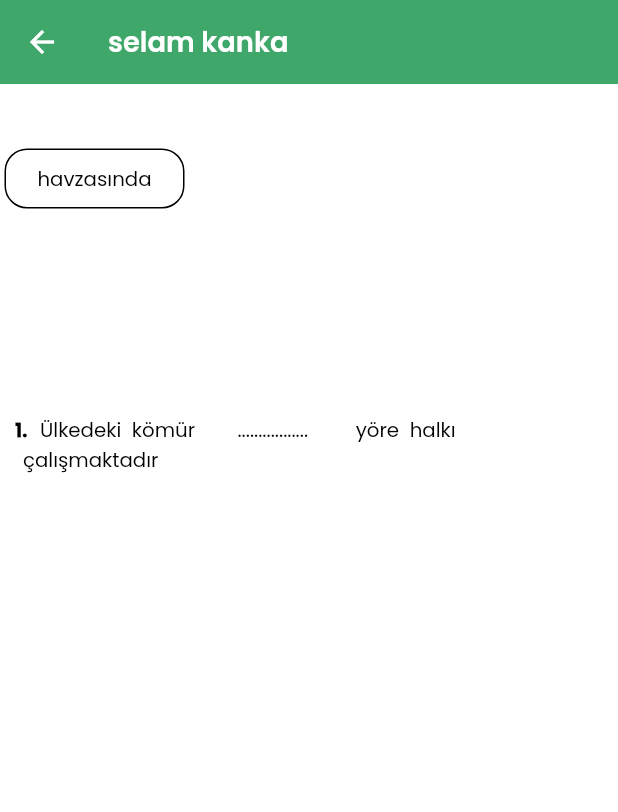
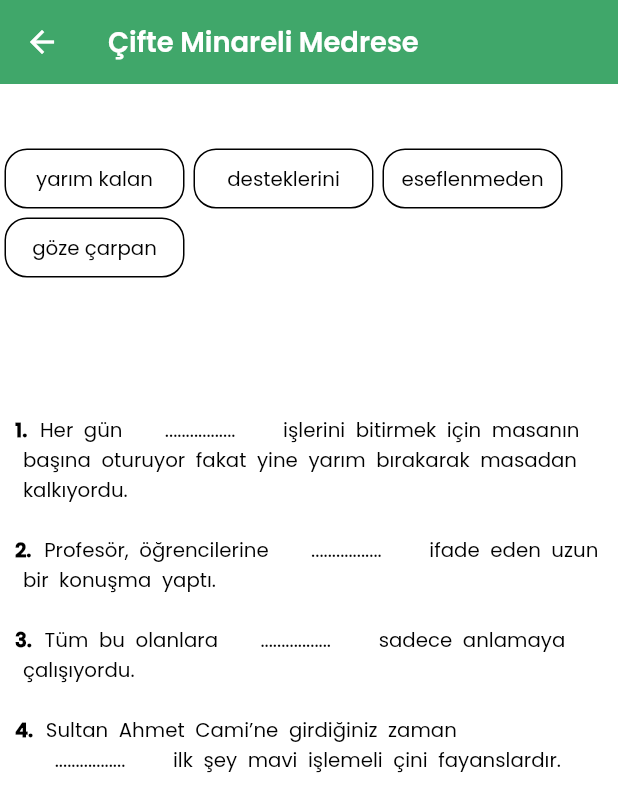
Before and after one commit to burakcetn/e_kitap, a Flutter app: the screen it shows after launch, after a tap on the "question mark" icon, on a phone screen of 412 x 824 dp. Shown: the top 812 px of the screen. Run offline on Flutter 3.47's test engine with Material 2 defaults, Android fonts, the phone set to English and light mode, and no system bars; our stand-ins replace audioplayers, awesome_notifications, dio, dropdown_button2, firebase_core, firebase_messaging and 8 more; missing offline and left inert: flutter_dialogs, squiggly_slider; accounts and stored records are empty.

Commit message:
soru cevap

```diff
--- a/lib/app/data/books.dart
+++ b/lib/app/data/books.dart
@@ -7,7 +7,7 @@ const _booksAll = [
     "name": "Akdamar Kilisesi",
     "bookPath": "assets/books/akdamar_kilisesi.json",
     "audioPath": "audios/akdamar_kilisesi.m4a",
-    "question": "quiz1"
+    "question": "quiz8"
   },
   {
     "name": "Akçakoca Denizkızı Efsanesi",
@@ -18,77 +18,111 @@ const _booksAll = [
   {
     "name": "Arap Baba",
     "bookPath": "assets/books/ayakbast_mevki.json",
-    "audioPath": "audios/Arap Baba.m4a"
+    "audioPath": "audios/Arap Baba.m4a",
+    "question": "quiz10"
   },
   {
     "name": "Ayakbastı Mevki",
     "bookPath": "assets/books/ayakbast_mevki.json",
-    "audioPath": "audios/Ayakbastı Mevki.m4a"
+    "audioPath": "audios/Ayakbastı Mevki.m4a",
+    "question": "quiz13"
   },
   {
     "name": "Aynalı Magara",
     "bookPath": "assets/books/aynal_Magara.json",
-    "audioPath": "audios/Aynalı Magara.m4a"
+    "audioPath": "audios/Aynalı Magara.m4a",
+    "question": "quiz14"
   },
   {
     "name": "Agrı dağı efsanesi",
     "bookPath": "",
-    "audioPath": "audios/Agri_dagi_efsanesi.m4a"
+    "audioPath": "audios/Agri_dagi_efsanesi.m4a",
+    "question": "quiz1"
   },
   {
     "name": "Balıklı Göl ve İğde Ağacı",
     "bookPath": "assets/books/balikli_gol_ve_Igde_agac.json",
-    "audioPath": "audios/Balıklı Göl ve İğde Ağacı.m4a"
+    "audioPath": "audios/Balıklı Göl ve İğde Ağacı.m4a",
+    "question": "quiz19"
   },
   {
     "name": "Cumalıkızık Cin Aralığı",
     "bookPath": "assets/books/cumalkzk_cin_aralg.json",
-    "audioPath": "audios/Cumalıkızık Cin Aralığı.m4a"
+    "audioPath": "audios/Cumalıkızık Cin Aralığı.m4a",
+    "question": "quiz9"
   },
   {
     "name": "Görmeli Köprüsü",
     "bookPath": "",
-    "audioPath": "audios/Görmeli Köprüsü.m4a"
+    "audioPath": "audios/Görmeli Köprüsü.m4a",
+    "question": "quiz11"
   },
-  {"name": "Kıztaşı", "bookPath": "", "audioPath": "audios/Kıztaşı.m4a"},
+  {
+    "name": "Kıztaşı",
+    "bookPath": "",
+    "audioPath": "audios/Kıztaşı.m4a",
+    "question": "quiz5"
+  },
   {
     "name": "Munzur Baba",
     "bookPath": "",
-    "audioPath": "audios/Munzur Baba.m4a"
+    "audioPath": "audios/Munzur Baba.m4a",
+    "question": "quiz15"
   },
   {
     "name": "Pamukkale Efsanesi",
     "bookPath": "",
-    "audioPath": "audios/Pamukkale Efsanesi.m4a"
+    "audioPath": "audios/Pamukkale Efsanesi.m4a",
+    "question": "quiz3"
   },
   {
     "name": "Sarıkız Efsanesi",
     "bookPath": "",
-    "audioPath": "audios/Sarıkız Efsanesi.m4a"
+    "audioPath": "audios/Sarıkız Efsanesi.m4a",
+    "question": "quiz6"
   },
   {
     "name": "Ses Çıkarmayan kurbağalar",
     "bookPath": "",
-    "audioPath": "audios/Ses Çıkarmayan kurbağalar.m4a"
+    "audioPath": "audios/Ses Çıkarmayan kurbağalar.m4a",
+    "question": "quiz7"
   },
   {
     "name": "Söylemez Baba",
     "bookPath": "",
-    "audioPath": "audios/Söylemez Baba.m4a"
+    "audioPath": "audios/Söylemez Baba.m4a",
+    "question": "quiz16"
   },
-  {"name": "Ulu Burnu", "bookPath": "", "audioPath": "audios/Ulu Burnu.m4a"},
+  {
+    "name": "Ulu Burnu",
+    "bookPath": "",
+    "audioPath": "audios/Ulu Burnu.m4a",
+    "question": "quiz12"
+  },
   {
     "name": "Yusufçuk Kuşu",
     "bookPath": "",
-    "audioPath": "audios/Yusufçuk Kuşu.m4a"
+    "audioPath": "audios/Yusufçuk Kuşu.m4a",
+    "question": "quiz18"
   },
-  {"name": "Çeç Daği", "bookPath": "", "audioPath": "audios/Çeç Daği.m4a"},
+  {
+    "name": "Çeç Daği",
+    "bookPath": "",
+    "audioPath": "audios/Çeç Daği.m4a",
+    "question": "quiz17"
+  },
   {
     "name": "Çifte Minareli Medrese",
     "bookPath": "",
-    "audioPath": "audios/Çifte Minareli Medrese.m4a"
+    "audioPath": "audios/Çifte Minareli Medrese.m4a",
+    "question": "quiz20"
   },
-  {"name": "Şahmeran", "bookPath": "", "audioPath": "audios/Şahmeran.m4a"}
+  {
+    "name": "Şahmeran",
+    "bookPath": "",
+    "audioPath": "audios/Şahmeran.m4a",
+    "question": "quiz4"
+  }
 ];
 
 final bookList = bookModelFromJson(_booksAll);
--- a/lib/app/data/models/question/question_model.dart
+++ b/lib/app/data/models/question/question_model.dart
@@ -33,9 +33,7 @@ class QuestionManager {
   }
   List<QuestionModel> quiz = [];
   void load() {
-    QuestionModel model = QuestionModel(
-        "Aşağıdaki kelimeleri anlam ve bağlamına uygun olarak cümlelere yerleştiriniz.",
-        "quiz1");
+    QuestionModel model = QuestionModel("Ağrı Dağı Efsanesi", "quiz1");
     quiz.add(model);
     model.add(
       QuestionWrapModel(
@@ -67,13 +65,486 @@ class QuestionManager {
         "alay ediyordu",
       ),
     );
-    model = QuestionModel("selam kanka", "quz2");
+    model = QuestionModel("AkcaKoca Denizkızı Efsanesi", "quiz2");
     quiz.add(model);
     model.add(
       QuestionWrapModel(
-        "Ülkedeki kömür {answer} yöre halkı çalışmaktadır",
-        "havzasında",
+        "Öğretmen sınav tarihini henüz {answer}.",
+        "belirlemedi",
       ),
+    );
+    model.add(
+      QuestionWrapModel(
+        "Sebze ve meyve fideleri farklı zamanlarla {answer}.",
+        "dikilir",
+      ),
+    );
+    model.add(
+      QuestionWrapModel(
+        "Anne saatlerdir bıkmadan parkta oynayan çocuklarını {answer}.",
+        "gözlüyor",
+      ),
+    );
+    model.add(
+      QuestionWrapModel(
+        "Çocukları iki yaşına gelmeden önce {answer}.",
+        "memeden kesmeli",
+      ),
+    );
+    model.add(
+      QuestionWrapModel(
+        "Gençler birbirine sevdalanınca {answer} da aile büyüklerinden kızı istemiş",
+        "köy muhtarı",
+      ),
+    );
+
+    model = QuestionModel("Pamukkale Efsanesi", "quiz3");
+    quiz.add(model);
+    model.add(
+      QuestionWrapModel(
+          "Yüzyıllardır uygulanan {answer} kuralları toplumda saygı görmeye devam ediyor.",
+          "gelenek"),
+    );
+    model.add(
+      QuestionWrapModel(
+          "Arkadaşının sorumsuz tavrı {answer} çareyi patrona şikâyet etmekte buldu.",
+          "canına tak edince"),
+    );
+    model.add(
+      QuestionWrapModel(
+          "Kıyafetlerin ütülü olup olmaması {answer}.", "umurunda olmaz"),
+    );
+    model.add(
+      QuestionWrapModel(
+          "Kullandığı bitkiler sayesinde cildi {answer}.", "güzelliğe boğdu"),
+    );
+
+    model = QuestionModel("Şahmeran", "quiz4");
+    quiz.add(model);
+    model.add(
+      QuestionWrapModel(
+          "Adam ve kadın {answer} sağlamak için el ele vermiş çalışıyorlar.",
+          "geçimlerini"),
+    );
+    model.add(
+      QuestionWrapModel(
+          "Bir şeyin başlangıcı onun {answer} dayanır.", "keşfedilmesine"),
+    );
+    model.add(
+      QuestionWrapModel(
+          "Çok kısa sürede bütün mahallelinin {answer}.", "güven kazandı"),
+    );
+    model.add(
+      QuestionWrapModel(
+          "Çocuk hayvan belgeselini seyrettikten sonra kuşunu doğaya {answer} gerektiğini anladı",
+          "salıverilmesi"),
+    );
+    model.add(
+      QuestionWrapModel(
+          "Susuzluk nedeniyle her yer böcekler tarafından {answer}.",
+          "istila ediliyor"),
+    );
+
+    model = QuestionModel("Kıztaşı", "quiz5");
+    quiz.add(model);
+    model.add(
+      QuestionWrapModel(
+          "Günümüzde rahat ve spor kıyafetler daha fazla {answer}.",
+          "rağbet görmektedir"),
+    );
+    model.add(
+      QuestionWrapModel(
+          "Geceleri nehre düşen ayın gölgesini {answer}.", "seyre doyum olmaz"),
+    );
+    model.add(
+      QuestionWrapModel(
+          "Yapılan arkeolojik {answer} sonucunda yeni bir antik köy gün yüzüne çıkarıldı",
+          "kazılar"),
+    );
+    model.add(
+      QuestionWrapModel(
+          "Parka gidebilmek için annesine {answer} ancak, izin alamadı.",
+          "yalvardı"),
+    );
+    model.add(
+      QuestionWrapModel(
+          "Her gece yatmadan önce gözlüğünü {answer} koyar.", "başucuna"),
+    );
+
+    model = QuestionModel("Sarıkız Efsanesi", "quiz6");
+    quiz.add(model);
+    model.add(
+      QuestionWrapModel(
+          "Kimi zaman eğitim kimi zaman ise ekonomik nedenlerle insanlar farklı ülkelere {answer}.",
+          "göçmektedir"),
+    );
+    model.add(
+      QuestionWrapModel(
+          "Her şeyi bilsen bile bir bilene {answer} , demişler.", "akıl danış"),
+    );
+    model.add(
+      QuestionWrapModel(
+          "Küçük kız babasının tüm tatlı konuşmalarına rağmen {answer}.",
+          "yüz vermedi"),
+    );
+    model.add(
+      QuestionWrapModel(
+          "Suçlu diye yıllarca hapis yatan adama aslında {answer}.",
+          "iftira atılmış"),
+    );
+    model.add(
+      QuestionWrapModel("Yaşlılara her zaman {answer} edilmelidir.", "hürmet"),
+    );
+
+    model = QuestionModel("Ses Çıkarmayan Kurbağalar", "quiz7");
+    quiz.add(model);
+    model.add(
+      QuestionWrapModel(
+          "Yangında evi yok olan vatandaşa devlet {answer}.", "destek sağladı"),
+    );
+    model.add(
+      QuestionWrapModel(
+          " Annem bütün akrabaların bir arada olabileceği bir yemek {answer}.",
+          "tertip edecek"),
+    );
+    model.add(
+      QuestionWrapModel(
+          "Yoğun trafik nedeniyle evlerine gitmekte {answer} yaşıyorlar.",
+          "güçlük"),
+    );
+    model.add(
+      QuestionWrapModel(
+          "Dünyanın bir ucundaki haber sosyal medya yolu ile hızla {answer}.",
+          "yayılabiliyor"),
+    );
+    model.add(
+      QuestionWrapModel(
+          "Teknolojik ihtiyaçlarınızı almadan önce teknoloji marketlerinde {answer} yapınız.",
+          "araştırma"),
+    );
+
+    model = QuestionModel("Akdamar Adası", "quiz8");
+    quiz.add(model);
+    model.add(
+      QuestionWrapModel(
+          "Konferans belirtilen saat aralığından daha fazla {answer}.",
+          "sürecek"),
+    );
+    model.add(
+      QuestionWrapModel(
+          "Zeytinyağlı sarmayı o kadar güzel yapıyor ki {answer}.",
+          "üstüne tanımam"),
+    );
+    model.add(
+      QuestionWrapModel(
+          "Hırsız polisi görünce kaçmaya {answer} ancak başarılı olamadı",
+          "yeltendi"),
+    );
+    model.add(
+      QuestionWrapModel(
+          "Hayatındaki her şeyin yalan olduğunu anlayınca {answer}.",
+          "beyninden vurulmuşa döndü"),
+    );
+    model.add(
+      QuestionWrapModel(
+          "Konserde sanatçı tarafından sahneye davet edilen misafir önündeki kalabalığı {answer} ilerledi.",
+          "yara yara"),
+    );
+
+    model = QuestionModel("Akdamar Adası", "quiz8");
+    quiz.add(model);
+    model.add(
+      QuestionWrapModel(
+          "Konferans belirtilen saat aralığından daha fazla {answer}.",
+          "sürecek"),
+    );
+    model.add(
+      QuestionWrapModel(
+          "Zeytinyağlı sarmayı o kadar güzel yapıyor ki {answer}.",
+          "üstüne tanımam"),
+    );
+    model.add(
+      QuestionWrapModel(
+          "Hırsız polisi görünce kaçmaya {answer} ancak başarılı olamadı",
+          "yeltendi"),
+    );
+    model.add(
+      QuestionWrapModel(
+          "Hayatındaki her şeyin yalan olduğunu anlayınca {answer}.",
+          "beyninden vurulmuşa döndü"),
+    );
+    model.add(
+      QuestionWrapModel(
+          "Konserde sanatçı tarafından sahneye davet edilen misafir önündeki kalabalığı {answer} ilerledi.",
+          "yara yara"),
+    );
+
+    model = QuestionModel("Cumalıkızık-Cin Aralığı", "quiz9");
+    quiz.add(model);
+    model.add(
+      QuestionWrapModel(
+          "Eski ve yeni mimari kesin çizgilerle birbirinden {answer}.",
+          "aytılmaktadır"),
+    );
+    model.add(
+      QuestionWrapModel(
+          "Polis şikâyet üzerine iki iş yerini {answer}.", "bastı"),
+    );
+    model.add(
+      QuestionWrapModel(
+          "Uzun zamandır böyle bir sürpriz ile karşılaşmamıştı. Yapılanları görünce {answer}.",
+          "gözlerine inanamadı"),
+    );
+    model.add(
+      QuestionWrapModel(
+          "Binanın {answer} teyzeler oturmuş sohbet ediyorlardı", "girişine"),
+    );
+    model.add(
+      QuestionWrapModel(
+          "Uzun zamandır kirayı ödeyemediği için ev sahibini {answer} içeri girmesi gerekiyordu.",
+          "atlatıp"),
+    );
+
+    model = QuestionModel("Arap Baba", "quiz10");
+    quiz.add(model);
+    model.add(
+      QuestionWrapModel(
+          "Aslında yerleşim merkezleri {answer} kurulmalıdır.", "dağ eteğine"),
+    );
+    model.add(
+      QuestionWrapModel("İnsanları, tek bir görüşme ile {answer} yanılırsınız.",
+          "değerlendirirseniz"),
+    );
+    model.add(
+      QuestionWrapModel(
+          "Yamaçları daha fazla ağaçlandırarak heyelan tehlikesini {answer} çalışırız.",
+          "önlemeye"),
+    );
+    model.add(
+      QuestionWrapModel(
+          "Yıllarca anne ve babanın {answer} çocuklar büyüdükleri zaman karar vermekte zorluk yaşarlar",
+          "tesiri altında kalan"),
+    );
+    model.add(
+      QuestionWrapModel(
+          "İnsanlar yaşanan felaketler neticesinde korkuya kapılsa da bir {answer} sonra normal düşünce tarzına geri dönüyorlar.",
+          "müddet"),
+    );
+
+    model = QuestionModel("Görmeli Köprüsü", "quiz11");
+    quiz.add(model);
+    model.add(
+      QuestionWrapModel(
+          "Marketlerde çekirdek olarak satılan ay çekirdeği, İzmirliler tarafından çiğdem olarak {answer}.",
+          "bilinmektedir"),
+    );
+    model.add(
+      QuestionWrapModel(
+          "Günümüzde bilgi hırsızlığının artması nedeniyle alana {answer} insanların sayısı azalıyor.",
+          "emek veren"),
+    );
+    model.add(
+      QuestionWrapModel(
+          "Mimar Sinan’ın tüm eserleri görenler tarafından {answer}.",
+          "beğeniliyor"),
+    );
+
+    model = QuestionModel("Ulu Burnu", "quiz12");
+    quiz.add(model);
+    model.add(
+      QuestionWrapModel(
+          "Filmin sonunda daracık yolda yürüyen adam aniden dönüp insanları şapkası ile {answer}.",
+          "selamladı"),
+    );
+    model.add(
+      QuestionWrapModel(
+          " İnsan gücünün sınırlarını aşan durumlar karşısında {answer}.",
+          "aciz kalır"),
+    );
+    model.add(
+      QuestionWrapModel(
+          "Buz hokeyinde daire biçimindeki bir taş buzların üzerinde sopalar yardımıyla {answer}.",
+          "sürüklenmektedir"),
+    );
+    model.add(
+      QuestionWrapModel(
+          "Yapay zekâ adı altında yapılan çalışmalar görenleri {answer}.",
+          "şaşkına çevirdi"),
+    );
+    model.add(
+      QuestionWrapModel(
+          "Gün boyu tarlada çalışan kadın eğilmiş belini {answer} ev işlerine koyuldu.",
+          "doğrultup"),
+    );
+
+    model = QuestionModel("Ayakbastı Mevki", "quiz13");
+    quiz.add(model);
+    model.add(
+      QuestionWrapModel(
+          "Eskiden {answer} için imamlar mutlaka minareye çıkarmış.",
+          "ezan okuman"),
+    );
+    model.add(
+      QuestionWrapModel(
+          "Deprem felaketi nedeniyle birçok köy {answer}.", "yerle bir oldu"),
+    );
+    model.add(
+      QuestionWrapModel(
+          "Belediye çalışanları asfalt çalışması yaparken kazdıkları yerden su {answer} başladı.",
+          "fışkırmaya"),
+    );
+    model.add(
+      QuestionWrapModel(
+          "Evde yaptığı tostu kantindeki tostlara benzetmek için tost makinesini var gücüyle {answer}.",
+          "bastırdı"),
+    );
+
+    model = QuestionModel("Aynalı Mağara Efsanesi", "quiz14");
+    quiz.add(model);
+    model.add(
+      QuestionWrapModel(
+          "Annesinden uzun yıllar ayrı kalan Fahri artık bu duruma {answer}.",
+          "dayanamaz"),
+    );
+    model.add(
+      QuestionWrapModel(
+          "Yusuf peygamberin güzelliğini gören kadınlar {answer} ellerine bıçak batırdılar.",
+          "kendilerinden geçerek"),
+    );
+    model.add(
+      QuestionWrapModel(
+          "Telefonu başka biri açınca evladına bir şey olduğunu düşündüğü için {answer}.",
+          "dizlerinin bağı çözüldü"),
+    );
+    model.add(
+      QuestionWrapModel(
+          "Öyle heybetli ve sert bir adamdı ki karşısında biri konuşmadan önce {answer}.",
+          "destur alırdı"),
+    );
+    model.add(
+      QuestionWrapModel(
+          "Her mimari eseri {answer} bir hikâye vardır.", "ünlendiren"),
+    );
+
+    model = QuestionModel("Munzur Baba", "quiz15");
+    quiz.add(model);
+    model.add(
+      QuestionWrapModel(
+          "Yaş kemale erince insan daha da {answer}.", "durgunlaşıyor"),
+    );
+    model.add(
+      QuestionWrapModel(
+          "O kadar hızlı koşuyordu ki saniyeler içerisinde {answer}.",
+          "gözden kayboldu"),
+    );
+    model.add(
+      QuestionWrapModel(
+          "Artık sadece kendisi için değil tüm insanlık için {answer}.",
+          "dua ediyor"),
+    );
+
+    model = QuestionModel("Söylemez Baba", "quiz16");
+    quiz.add(model);
+    model.add(
+      QuestionWrapModel(
+          "Son yıllarda konaklama türünde büyük bir çeşitlilik {answer}.",
+          "göze çarpmaktadır"),
+    );
+    model.add(
+      QuestionWrapModel(
+          "{answer} adet hâline getiren insanlar davranış bozukluğuna sahip bireylerdir.",
+          "yalan söylemeyi"),
+    );
+    model.add(
+      QuestionWrapModel(
+          "Tansiyonunun düşmesi ile bayılan öğrenci sınava katılım {answer}.",
+          "sağlayamadı"),
+    );
+
+    model = QuestionModel("Çeç dağı", "quiz17");
+    quiz.add(model);
+    model.add(
+      QuestionWrapModel(
+          "Küçük kızın ablası kendisini sürekli {answer} , odasına almıyordu",
+          "azarlıyor"),
+    );
+    model.add(
+      QuestionWrapModel(
+          "Yağmurlu havalarda çatıdan sızan yağmur taneleri üzerlerine {answer}.",
+          "damlıyordu"),
+    );
+    model.add(
+      QuestionWrapModel(
+          "İnsanların ne söyledikleriyle ilgilenmez, eleştirildiğinde {answer}.",
+          "oralı olmazdı"),
+    );
+    model.add(
+      QuestionWrapModel(
+          "Uzun zamandan beri herkesten {answer} fakat artık omzunda yük olan sırları vardı.",
+          "sakladığı"),
+    );
+
+    model = QuestionModel("Yusufçuk kuşu", "quiz18");
+    quiz.add(model);
+    model.add(
+      QuestionWrapModel(
+          "Annesi,  {answer} uykusu gelen çocuğunun derslerini yaparken dikkatini toplaması için büyük çaba harcıyordu.",
+          "gaflet basınca"),
+    );
+    model.add(
+      QuestionWrapModel(
+          "Proje uzmanı bu alanda çalışmak istemeyenlerin {answer} ifade etti.",
+          "çekip gidebileceği"),
+    );
+    model.add(
+      QuestionWrapModel(
+          "Tüm çobanlar hayvanlarını {answer} için dağ bayır dolanırlar",
+          "otlatmak"),
+    );
+    model.add(
+      QuestionWrapModel(
+          "İnsanlar tarafından anlaşılmadığı zaman öfkeli bir boğaya {answer}.",
+          "dönüşüyor"),
+    );
+
+    model = QuestionModel("Balıklı Göl ve İğde Ağacı", "quiz19");
+    quiz.add(model);
+    model.add(
+      QuestionWrapModel(
+          "Evin içerisinde koşturup duran çocuklar yanlışlıkla masaya çarparak tüm tabak takımını {answer}.",
+          "kırdı"),
+    );
+    model.add(
+      QuestionWrapModel(
+          "Toplumsal düzene aykırı davranan insanların {answer} oluşabilecek diğer suçların önüne geçmektedir.",
+          "cezalandırılması"),
+    );
+    model.add(
+      QuestionWrapModel(
+          "Gençler birçok sosyal sorumluluk projesine {answer} büyük bir amaca hizmet ettiler.",
+          "talip olmakla"),
+    );
+
+    model = QuestionModel("Çifte Minareli Medrese", "quiz20");
+    quiz.add(model);
+    model.add(
+      QuestionWrapModel(
+          "Her gün {answer} işlerini bitirmek için masanın başına oturuyor fakat yine yarım bırakarak masadan kalkıyordu.",
+          "yarım kalan"),
+    );
+    model.add(
+      QuestionWrapModel(
+          "Profesör, öğrencilerine {answer} ifade eden uzun bir konuşma yaptı.",
+          "desteklerini"),
+    );
+    model.add(
+      QuestionWrapModel("Tüm bu olanlara {answer} sadece anlamaya çalışıyordu.",
+          "eseflenmeden"),
+    );
+    model.add(
+      QuestionWrapModel(
+          "Sultan Ahmet Cami’ne girdiğiniz zaman {answer} ilk şey mavi işlemeli çini fayanslardır.",
+          "göze çarpan"),
     );
   }
 }
```
